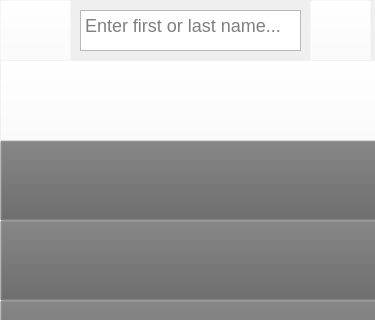
First picture: the form in 0806_mCR_login/adminsearchusers.ui, repository csidon/MyCovidApp, before the edit; both pictures show x 0 to 375 and y 0 to 320 of the 375 by 667 pixel window.
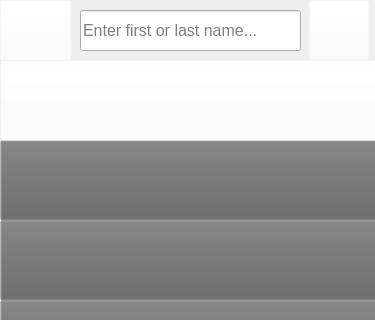
Second picture: the form after the edit. Icons and pictures are not drawn.

The edit to the form file:
```diff
--- a/0806_mCR_login/adminsearchusers.ui
+++ b/0806_mCR_login/adminsearchusers.ui
@@ -122,29 +122,13 @@
       <string>TextLabel</string>
      </property>
     </widget>
-    <widget class="QTextEdit" name="textEdit_searchBar">
-     <property name="geometry">
-      <rect>
-       <x>80</x>
-       <y>10</y>
-       <width>221</width>
-       <height>41</height>
-      </rect>
-     </property>
-     <property name="styleSheet">
-      <string notr="true">font-size:18px;</string>
-     </property>
-     <property name="placeholderText">
-      <string>Enter first or last name...</string>
-     </property>
-    </widget>
     <widget class="QPushButton" name="btn_search">
      <property name="geometry">
       <rect>
-       <x>310</x>
+       <x>309</x>
        <y>0</y>
-       <width>61</width>
-       <height>61</height>
+       <width>60</width>
+       <height>60</height>
       </rect>
      </property>
      <property name="styleSheet">
@@ -365,6 +349,25 @@
       <string/>
      </property>
     </widget>
+    <widget class="QLineEdit" name="lineEdit_searchBar">
+     <property name="geometry">
+      <rect>
+       <x>80</x>
+       <y>10</y>
+       <width>221</width>
+       <height>41</height>
+      </rect>
+     </property>
+     <property name="font">
+      <font>
+       <family>Arial</family>
+       <pointsize>12</pointsize>
+      </font>
+     </property>
+     <property name="placeholderText">
+      <string>Enter first or last name...</string>
+     </property>
+    </widget>
     <zorder>lbl_stripedBackground</zorder>
     <zorder>btn_pageLeft</zorder>
     <zorder>lbl_topBar</zorder>
```
Left out of the diff: 2 changed lines with no effect on the pictures.
